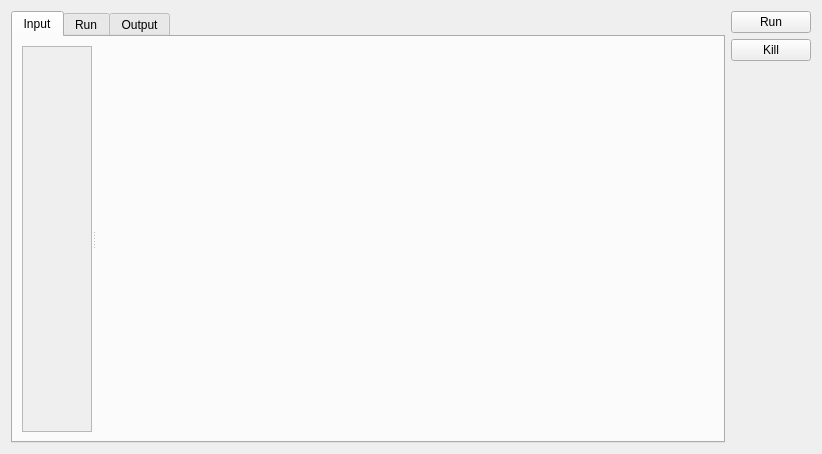
Qt form src/workbench/analysisform.ui (hkroeger/insightcae) before a commit.
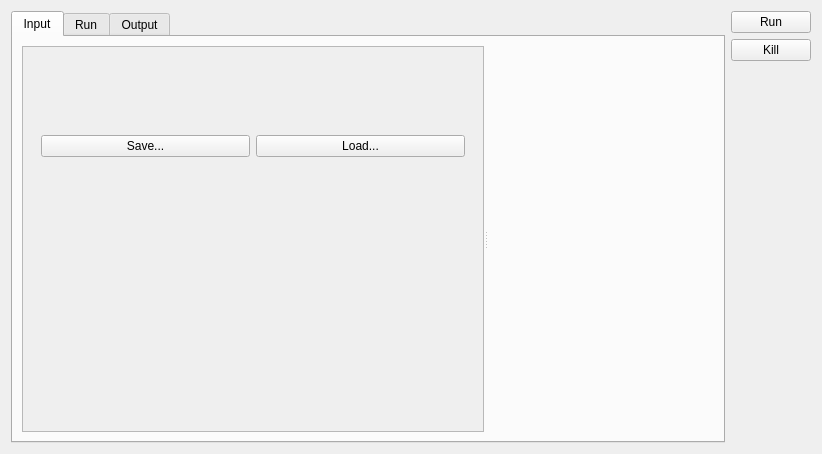
The same form after that commit.

```diff
--- a/src/workbench/analysisform.ui
+++ b/src/workbench/analysisform.ui
@@ -30,15 +30,40 @@
           <property name="widgetResizable">
            <bool>true</bool>
           </property>
-          <widget class="QWidget" name="inputContents">
+          <widget class="QWidget" name="pw">
            <property name="geometry">
             <rect>
              <x>0</x>
              <y>0</y>
-             <width>70</width>
-             <height>402</height>
+             <width>143</width>
+             <height>387</height>
             </rect>
            </property>
+           <layout class="QVBoxLayout" name="verticalLayout_4">
+            <item>
+             <widget class="QWidget" name="widget_2" native="true">
+              <layout class="QHBoxLayout" name="horizontalLayout_2">
+               <item>
+                <widget class="QPushButton" name="saveParamBtn">
+                 <property name="text">
+                  <string>Save...</string>
+                 </property>
+                </widget>
+               </item>
+               <item>
+                <widget class="QPushButton" name="loadParamBtn">
+                 <property name="text">
+                  <string>Load...</string>
+                 </property>
+                </widget>
+               </item>
+              </layout>
+             </widget>
+            </item>
+            <item>
+             <widget class="QWidget" name="inputContents" native="true"/>
+            </item>
+           </layout>
           </widget>
          </widget>
          <widget class="QWidget" name="widget" native="true"/>
```
Left out of the diff: 4 changed lines with no effect on the pictures.
